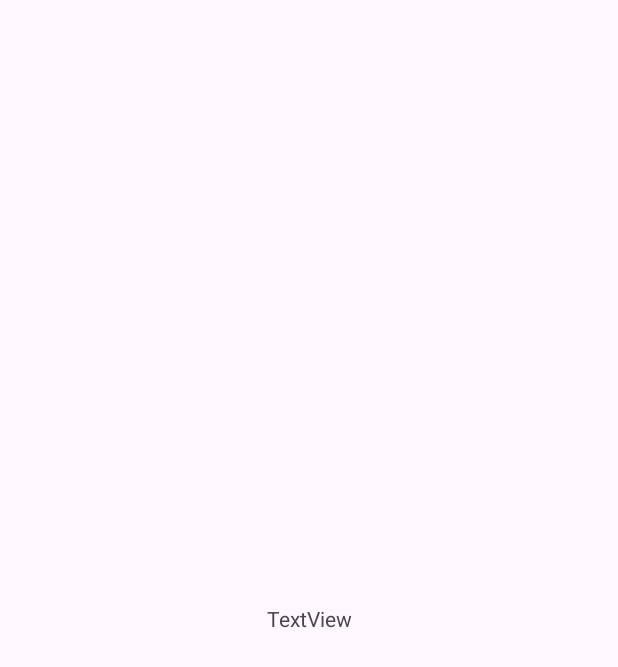
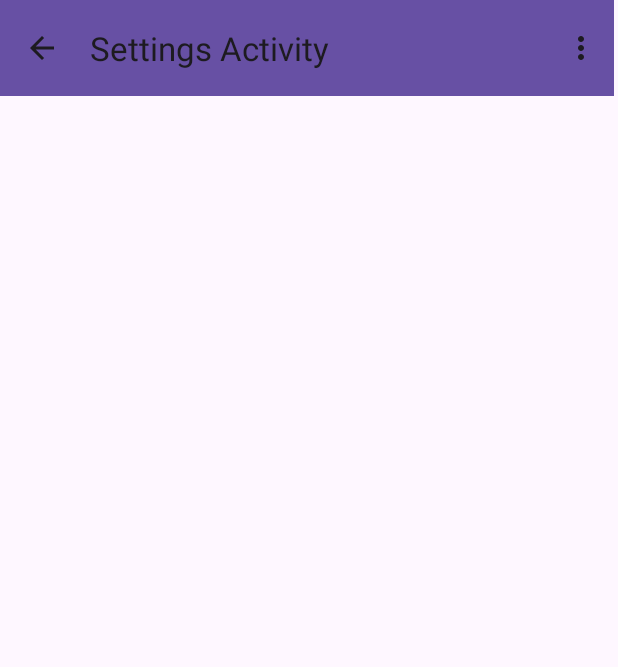
Before and after one commit to marcog2004/coen390_a1, an Android app: the SettingsActivity screen opened directly, with no data from a screen before it, on a phone screen of 412 x 824 dp. Before the commit the part shown is almost empty. Shown: the top 667 px of the screen. Run offline under Robolectric (Android 15) with nearby library versions, the phone set to English and light mode, and no system bars.

Commit message:
added toolbar to settings activity

```diff
--- a/app/src/main/AndroidManifest.xml
+++ b/app/src/main/AndroidManifest.xml
@@ -13,9 +13,11 @@
         android:theme="@style/Theme.Grecomarco_40285114_assignment1">
         <activity
             android:name=".DataActivity"
+            android:parentActivityName=".MainActivity"
             android:exported="false" />
         <activity
             android:name=".SettingsActivity"
+            android:parentActivityName=".MainActivity"
             android:exported="false" />
         <activity
             android:name=".MainActivity"
--- a/app/src/main/java/com/example/grecomarco_40285114_assignment1/MainActivity.java
+++ b/app/src/main/java/com/example/grecomarco_40285114_assignment1/MainActivity.java
@@ -38,12 +38,12 @@ public class MainActivity extends AppCompatActivity {
         dataButton = (Button) findViewById(R.id.dataButton);
 
         totalCountTextView = findViewById(R.id.totalCountTextView);
-        totalCountTextView.setText("Total Count: " + sharedPreferenceHelper.getTotalCount());
 
         eventButton1 = (Button) findViewById(R.id.eventButton1);
         eventButton2 = (Button) findViewById(R.id.eventButton2);
         eventButton3 = (Button) findViewById(R.id.eventButton3);
 
+        totalCountTextView.setText("Total Count: " + sharedPreferenceHelper.getTotalCount());
 
         settingsButton.setOnClickListener(new View.OnClickListener() {
             @Override
--- a/app/src/main/java/com/example/grecomarco_40285114_assignment1/SettingsActivity.java
+++ b/app/src/main/java/com/example/grecomarco_40285114_assignment1/SettingsActivity.java
@@ -2,23 +2,48 @@ package com.example.grecomarco_40285114_assignment1;
 
 import android.os.Bundle;
 
-import androidx.activity.EdgeToEdge;
+import android.view.Menu;
+import android.view.MenuItem;
+
 import androidx.appcompat.app.AppCompatActivity;
-import androidx.core.graphics.Insets;
-import androidx.core.view.ViewCompat;
-import androidx.core.view.WindowInsetsCompat;
+import androidx.appcompat.widget.Toolbar;
 
 public class SettingsActivity extends AppCompatActivity {
+
+    Toolbar toolbar = null;
 
     @Override
     protected void onCreate(Bundle savedInstanceState) {
         super.onCreate(savedInstanceState);
-        EdgeToEdge.enable(this);
         setContentView(R.layout.activity_settings);
-        ViewCompat.setOnApplyWindowInsetsListener(findViewById(R.id.main), (v, insets) -> {
-            Insets systemBars = insets.getInsets(WindowInsetsCompat.Type.systemBars());
-            v.setPadding(systemBars.left, systemBars.top, systemBars.right, systemBars.bottom);
-            return insets;
-        });
+
+        toolbar = (Toolbar) findViewById(R.id.toolbar);
+        setSupportActionBar(toolbar);
+
+        assert getSupportActionBar() != null;
+        getSupportActionBar().setDisplayHomeAsUpEnabled(true);
+        getSupportActionBar().setTitle("Settings Activity");
     }
+
+    @Override
+    public boolean onSupportNavigateUp(){
+        finish();
+        return true;
+    }
+
+    @Override
+    public boolean onCreateOptionsMenu(Menu menu) {
+        getMenuInflater().inflate(R.menu.settings_menu, menu);
+        return true;
+    }
+
+    @Override
+    public boolean onOptionsItemSelected(MenuItem item) {
+        if (item.getItemId() == R.id.action_edit) {// User chooses the "Settings" item. Show the app settings UI.
+            return true;
+        }// The user's action isn't recognized.
+        // Invoke the superclass to handle it.
+        return super.onOptionsItemSelected(item);
+    }
+
 }
--- a/app/src/main/res/layout/activity_settings.xml
+++ b/app/src/main/res/layout/activity_settings.xml
@@ -5,15 +5,16 @@
     android:id="@+id/main"
     android:layout_width="match_parent"
     android:layout_height="match_parent"
+    android:fitsSystemWindows="true"
     tools:context=".SettingsActivity">
 
-    <TextView
-        android:id="@+id/textView"
-        android:layout_width="wrap_content"
+    <androidx.appcompat.widget.Toolbar
+        android:id="@+id/toolbar"
+        android:layout_width="409dp"
         android:layout_height="wrap_content"
-        android:text="TextView"
-        app:layout_constraintBottom_toBottomOf="parent"
-        app:layout_constraintEnd_toEndOf="parent"
+        android:background="?attr/colorPrimary"
+        android:minHeight="?attr/actionBarSize"
+        android:theme="?attr/actionBarTheme"
         app:layout_constraintStart_toStartOf="parent"
         app:layout_constraintTop_toTopOf="parent" />
 </androidx.constraintlayout.widget.ConstraintLayout>
--- /dev/null
+++ b/app/src/main/res/menu/settings_menu.xml
@@ -0,0 +1,10 @@
+<menu xmlns:android="http://schemas.android.com/apk/res/android"
+    xmlns:app="http://schemas.android.com/apk/res-auto">
+
+    <!-- "Mark Favorite", must appear as action button if possible. -->
+    <item
+        android:id="@+id/action_edit"
+        android:title="Edit Settings"
+        app:showAsAction="never"/>
+
+</menu>
```
